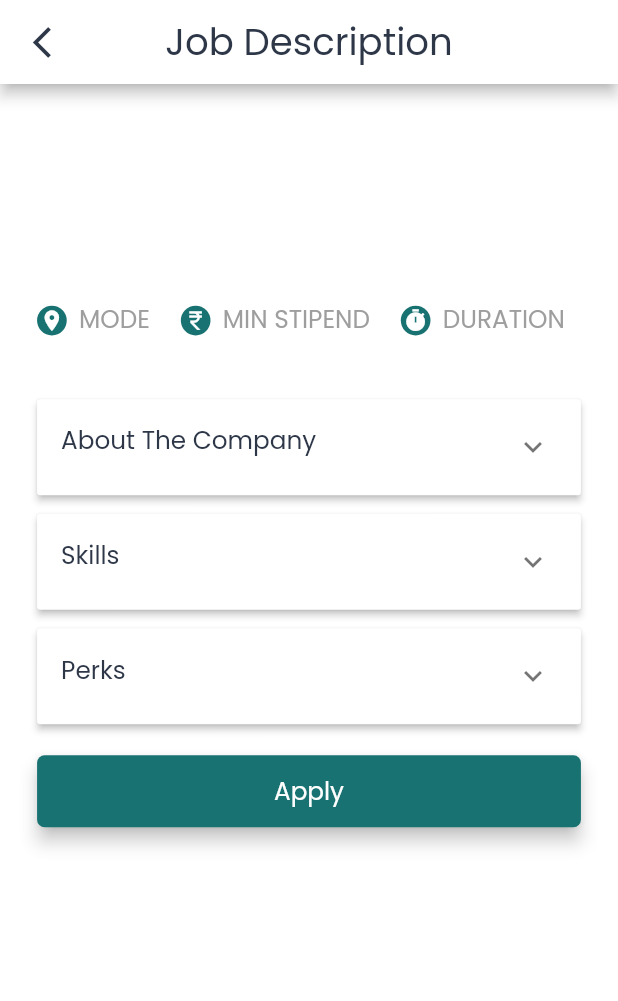
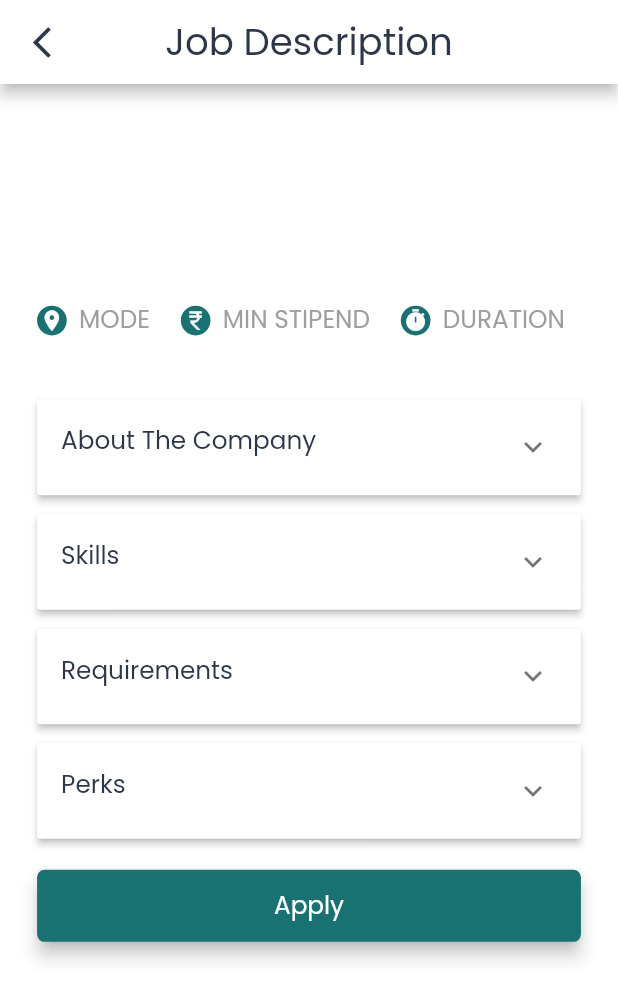
Before and after one commit to djacmtech/IF_Mobile_2023, a Flutter app: the JobDesc screen opened directly with empty values, on a phone screen of 412 x 824 dp. Shown: the top 1001 px of the screen. Run offline on Flutter 3.47's test engine with Material 2 defaults, Android fonts, the phone set to English and light mode, and no system bars; our stand-ins replace animated_splash_screen, file_picker, get_storage, motion_toast, syncfusion_flutter_sliders; missing offline and left inert: flutter_overlay_loader; accounts and stored records are empty; network calls fail.

Commit message:
null requirements

```diff
--- a/lib/models/getjob_model.dart
+++ b/lib/models/getjob_model.dart
@@ -50,7 +50,7 @@ class Data {
   late final String about;
   late final String description;
   late final String link;
-  late final String? requirements;
+  String? requirements;
   late final String skills;
   late final String perks;
   late final String createdAt;
--- a/lib/screens/JobProfile.dart
+++ b/lib/screens/JobProfile.dart
@@ -53,7 +53,7 @@ class _JobProfileState extends State<JobProfile> {
                 onPressed: () {
                   GetStorage().erase();
                   Navigator.pushReplacement(context, MaterialPageRoute(builder: (context) {
-                    return LoginScreen();
+                    return const LoginScreen();
                   }));
                 },
                 icon: const Icon(Icons.logout, color: Colors.teal)),
@@ -81,6 +81,10 @@ class _JobProfileState extends State<JobProfile> {
                           itemCount: _getJob.length,
                           physics: NeverScrollableScrollPhysics(),
                           itemBuilder: (BuildContext context, int index) {
+                            if (_getJob[index].requirements == null)
+                            {
+                              _getJob[index].requirements = "No specific requirements";
+                            }
                             return JobCard(
                               companyName: _getJob[index].company,
                               duration: _getJob[index].duration,
--- a/lib/screens/jobdesc.dart
+++ b/lib/screens/jobdesc.dart
@@ -41,7 +41,7 @@ class _JobDescState extends State<JobDesc> {
     double sizefont = size.width * 0.04;
 
     void cartAdd() async {
-      //Loader.show(context, progressIndicator: CircularProgressIndicator(color: blackTeal));
+        Loader.show(context, progressIndicator: CircularProgressIndicator(color: blackTeal));
         String status = '';
         int userid = GetStorage().read("id");
         try {
@@ -346,51 +346,51 @@ class _JobDescState extends State<JobDesc> {
       ],
     );
 
-    // final whoCan = ExpansionPanelList(
-    //   expansionCallback: (panelIndex, isExpanded) {
-    //     setState(() {
-    //       whocan = !whocan;
-    //     });
-    //   },
-    //   dividerColor: greyColor,
-    //   animationDuration: const Duration(milliseconds: 500),
-    //   children: [
-    //     ExpansionPanel(
-    //       headerBuilder: (context, isExpanded) {
-    //         return Padding(
-    //           padding: const EdgeInsets.only(bottom: 8.0),
-    //           child: ListTile(
-    //             title: Text(
-    //               'Requirements',
-    //               style: TextStyle(
-    //                 color: blackColor,
-    //                 fontFamily: "poppins",
-    //                 fontSize: sizefont,
-    //               ),
-    //             ),
-    //           ),
-    //         );
-    //       },
-    //       body: Padding(
-    //         padding: const EdgeInsets.symmetric(horizontal: 15.0),
-    //         child: ListTile(
-    //           contentPadding: const EdgeInsets.only(bottom: 10),
-    //           title:
-    //           Text(
-    //             widget.requirements!,
-    //             style: TextStyle(
-    //               color: blackColor,
-    //               fontFamily: "poppins",
-    //               fontSize: sizefont * 0.8,
-    //             ),
-    //           ),
-    //         ),
-    //       ),
-    //       isExpanded: whocan,
-    //       canTapOnHeader: true,
-    //     ),
-    //   ],
-    // );
+    final whoCan = ExpansionPanelList(
+      expansionCallback: (panelIndex, isExpanded) {
+        setState(() {
+          whocan = !whocan;
+        });
+      },
+      dividerColor: greyColor,
+      animationDuration: const Duration(milliseconds: 500),
+      children: [
+        ExpansionPanel(
+          headerBuilder: (context, isExpanded) {
+            return Padding(
+              padding: const EdgeInsets.only(bottom: 8.0),
+              child: ListTile(
+                title: Text(
+                  'Requirements',
+                  style: TextStyle(
+                    color: blackColor,
+                    fontFamily: "poppins",
+                    fontSize: sizefont,
+                  ),
+                ),
+              ),
+            );
+          },
+          body: Padding(
+            padding: const EdgeInsets.symmetric(horizontal: 15.0),
+            child: ListTile(
+              contentPadding: const EdgeInsets.only(bottom: 10),
+              title:
+              Text(
+                widget.requirements!,
+                style: TextStyle(
+                  color: blackColor,
+                  fontFamily: "poppins",
+                  fontSize: sizefont * 0.8,
+                ),
+              ),
+            ),
+          ),
+          isExpanded: whocan,
+          canTapOnHeader: true,
+        ),
+      ],
+    );
 
     final perkS = ExpansionPanelList(
       expansionCallback: (panelIndex, isExpanded) {
@@ -500,10 +500,10 @@ class _JobDescState extends State<JobDesc> {
                 SizedBox(
                   height: size.width * 0.03,
                 ),
-                //whoCan,
-                // SizedBox(
-                //   height: size.width * 0.03,
-                // ),
+                whoCan,
+                SizedBox(
+                  height: size.width * 0.03,
+                ),
                 perkS,
                 SizedBox(
                   height: size.width * 0.05,
--- a/lib/widgets/JobCard.dart
+++ b/lib/widgets/JobCard.dart
@@ -312,7 +312,7 @@ class JobCard extends StatelessWidget {
                             about: about!,
                             perks: perks!,
                             skills: skills!,
-                            //requirements: requirements!,
+                            requirements: requirements!,
                             logo: logo!,
                             location: location!,
                           )));
```
